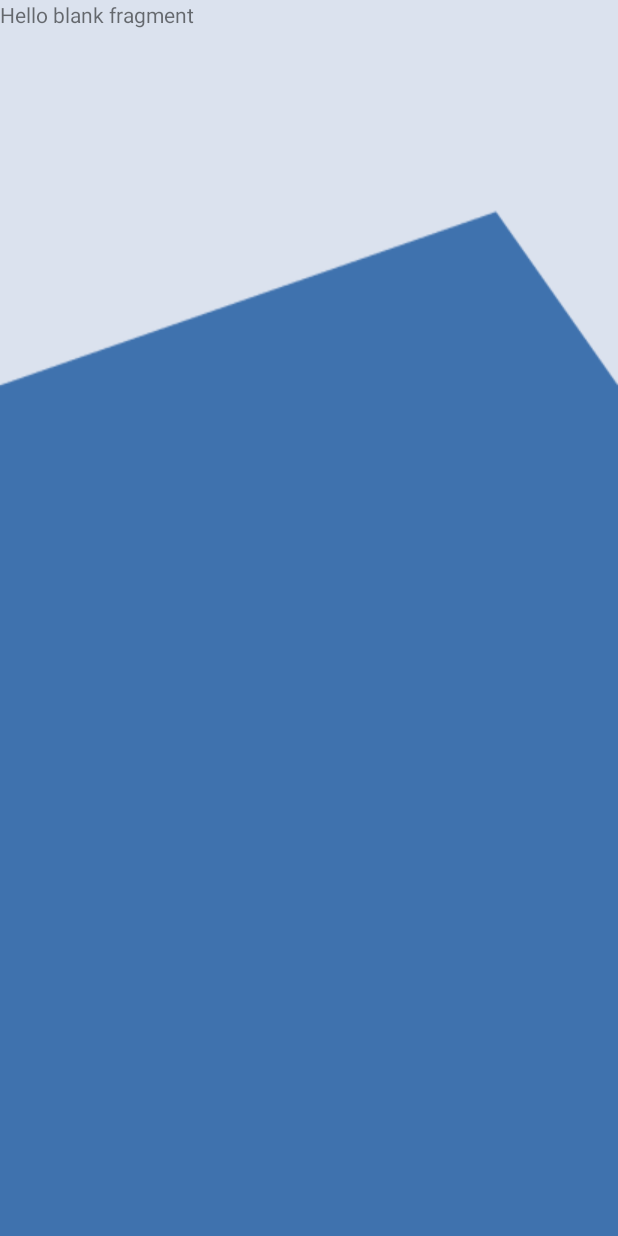
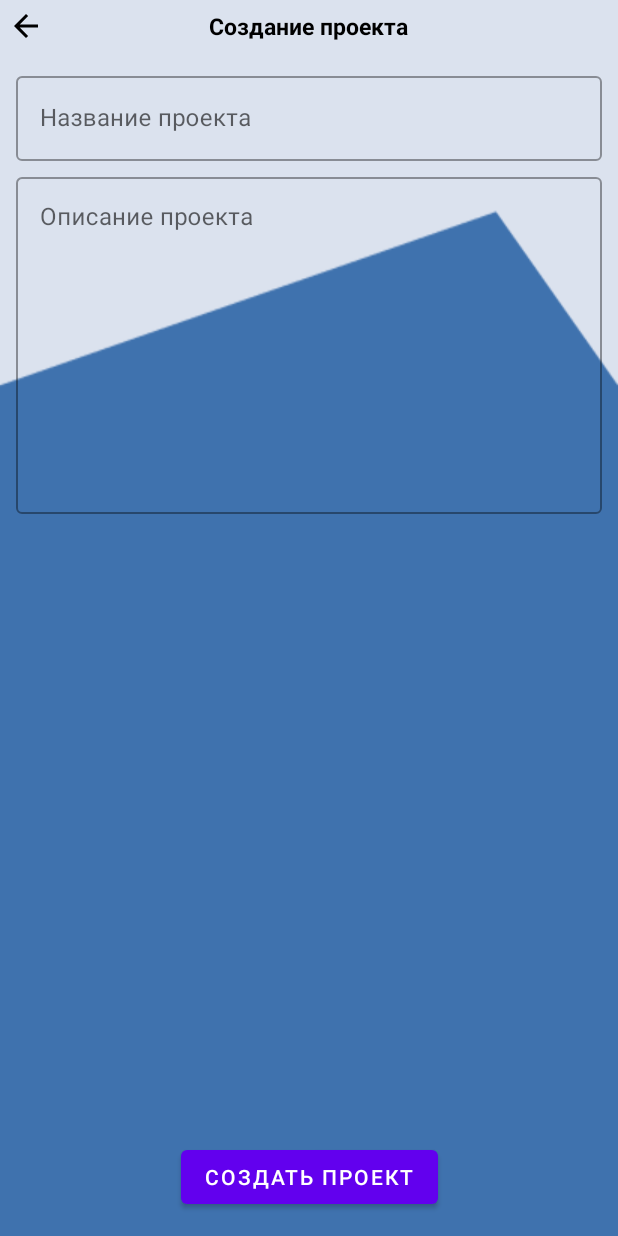
Before and after one commit to MaximT89/AH-Team, an Android app: the AddProjectFragment screen opened through its navigation route, on a phone screen of 412 x 824 dp. Run offline under Robolectric (Android 15) with nearby library versions, the phone set to English and light mode, and no system bars; our stand-ins replace Dagger/Hilt's generated code.

Commit message:
Create ui for AddProjectFragment.kt

```diff
--- a/app/src/main/java/com/ahinfo/ahteam/core/navigation/Destinations.kt
+++ b/app/src/main/java/com/ahinfo/ahteam/core/navigation/Destinations.kt
@@ -13,4 +13,6 @@ enum class Destinations(val id : Int) {
     LIST_PROJECTS_TO_ADD_PROJECT(R.id.action_listProjectsFragment_to_addProjectFragment),
 
     DETAIL_PROJECT_TO_ADD_TASK(R.id.action_detailProjectFragment_to_addTaskFragment),
+
+    ADD_PROJECT_TO_LIST_PROJECTS(R.id.action_addProjectFragment_to_listProjectsFragment)
 }
--- a/app/src/main/java/com/ahinfo/ahteam/ui/screens/parser/addProject/AddProjectFragment.kt
+++ b/app/src/main/java/com/ahinfo/ahteam/ui/screens/parser/addProject/AddProjectFragment.kt
@@ -2,6 +2,8 @@ package com.ahinfo.ahteam.ui.screens.parser.addProject
 
 import androidx.fragment.app.viewModels
 import com.ahinfo.ahteam.core.bases.BaseFragment
+import com.ahinfo.ahteam.core.navigation.Destinations
+import com.ahinfo.ahteam.data.parser.addProject.remote.dto.RequestAddProject
 import com.ahinfo.ahteam.databinding.FragmentAddProjectBinding
 import dagger.hilt.android.AndroidEntryPoint
 
@@ -10,12 +12,29 @@ class AddProjectFragment :
     BaseFragment<FragmentAddProjectBinding, AddProjectViewModel>(FragmentAddProjectBinding::inflate) {
     override val viewModel: AddProjectViewModel by viewModels()
 
-    override fun initView() {
-
+    override fun initView() = with(binding) {
+        btnCreateProject.setOnClickListener {
+            val request = RequestAddProject(
+                name = editNameProject.text.toString(),
+                description = editTextDescription.text.toString()
+            )
+            viewModel.addProject(request)
+        }
     }
 
     override fun initObservers() {
+        viewModel.addProjectState.observe(viewLifecycleOwner) { state ->
+            when (state) {
+                is AddProjectsState.Error -> {}
+                AddProjectsState.Loading -> {}
+                is AddProjectsState.NoInternet -> {}
+                is AddProjectsState.Success -> {
 
+                    // TODO: записать в бандл результат
+
+                    navigateTo(Destinations.ADD_PROJECT_TO_LIST_PROJECTS.id)
+                }
+            }
+        }
     }
-
 }
--- a/app/src/main/java/com/ahinfo/ahteam/ui/screens/parser/addProject/AddProjectViewModel.kt
+++ b/app/src/main/java/com/ahinfo/ahteam/ui/screens/parser/addProject/AddProjectViewModel.kt
@@ -1,9 +1,50 @@
 package com.ahinfo.ahteam.ui.screens.parser.addProject
 
+import androidx.lifecycle.LiveData
+import androidx.lifecycle.MutableLiveData
 import androidx.lifecycle.ViewModel
+import androidx.lifecycle.viewModelScope
+import com.ahinfo.ahteam.core.bases.BaseResult
+import com.ahinfo.ahteam.data.parser.addProject.remote.dto.RequestAddProject
+import com.ahinfo.ahteam.domain.parser.addProject.entity.AddProjectDomain
+import com.ahinfo.ahteam.domain.parser.addProject.useCases.AddProjectUseCase
+import com.ahinfo.ahteam.domain.parser.listProjects.entity.ListProjectsGetDomain
+import com.ahinfo.ahteam.ui.screens.parser.listProjects.ListProjectsState
 import dagger.hilt.android.lifecycle.HiltViewModel
+import kotlinx.coroutines.Dispatchers
+import kotlinx.coroutines.launch
 import javax.inject.Inject
 
 @HiltViewModel
-class AddProjectViewModel @Inject constructor() : ViewModel() {
+class AddProjectViewModel @Inject constructor(
+    private val useCase: AddProjectUseCase
+) : ViewModel() {
+
+    private var _addProjectState = MutableLiveData<AddProjectsState>()
+    val addProjectState: LiveData<AddProjectsState> = _addProjectState
+
+    fun addProject(addProjectRequest: RequestAddProject) {
+        _addProjectState.value = AddProjectsState.Loading
+        viewModelScope.launch(Dispatchers.IO) {
+            when (val result = useCase.addProject(addProjectRequest)) {
+                is BaseResult.Error -> {
+                    if (result.err.code != 0) _addProjectState.postValue(
+                        AddProjectsState.Error(
+                            result.err.message
+                        )
+                    )
+                    else _addProjectState.postValue(AddProjectsState.NoInternet(result.err.message))
+                }
+                is BaseResult.Success -> _addProjectState.postValue(AddProjectsState.Success(result.data))
+            }
+        }
+    }
 }
+
+sealed class AddProjectsState {
+
+    object Loading : AddProjectsState()
+    class Success(val data: AddProjectDomain) : AddProjectsState()
+    class Error(val messageError: String, val messageCode: Int? = null) : AddProjectsState()
+    class NoInternet(val messageNoInternet: String) : AddProjectsState()
+}
--- a/app/src/main/res/layout/fragment_add_project.xml
+++ b/app/src/main/res/layout/fragment_add_project.xml
@@ -1,14 +1,103 @@
 <?xml version="1.0" encoding="utf-8"?>
-<FrameLayout xmlns:android="http://schemas.android.com/apk/res/android"
+<androidx.constraintlayout.widget.ConstraintLayout xmlns:android="http://schemas.android.com/apk/res/android"
+    xmlns:app="http://schemas.android.com/apk/res-auto"
     xmlns:tools="http://schemas.android.com/tools"
     android:layout_width="match_parent"
     android:layout_height="match_parent"
     tools:context=".ui.screens.parser.addProject.AddProjectFragment">
 
-    <!-- TODO: Update blank fragment layout -->
-    <TextView
+    <RelativeLayout
+        android:id="@+id/toolbar"
         android:layout_width="match_parent"
-        android:layout_height="match_parent"
-        android:text="@string/hello_blank_fragment" />
+        android:layout_height="wrap_content"
+        android:background="@color/main_light"
+        android:padding="5dp"
+        app:layout_constraintTop_toTopOf="parent">
 
-</FrameLayout>
+        <TextView
+            android:id="@+id/title"
+            android:layout_width="wrap_content"
+            android:layout_height="wrap_content"
+            android:layout_centerInParent="true"
+            android:text="@string/add_project"
+            android:textColor="@color/black"
+            android:textSize="15sp"
+            android:textStyle="bold" />
+
+        <ImageView
+            android:id="@+id/arrow_back"
+            android:layout_width="wrap_content"
+            android:layout_height="wrap_content"
+            android:src="@drawable/ic_baseline_arrow_back_24" />
+    </RelativeLayout>
+
+    <ScrollView
+        android:layout_width="match_parent"
+        android:layout_height="0dp"
+        android:padding="5dp"
+        app:layout_constraintTop_toBottomOf="@+id/toolbar">
+
+        <RelativeLayout
+            android:id="@+id/rootLayout"
+            android:layout_width="match_parent"
+            android:layout_height="wrap_content"
+            android:padding="5dp">
+
+            <com.google.android.material.textfield.TextInputLayout
+                android:id="@+id/textInputLayoutRootName"
+                style="@style/Widget.MaterialComponents.TextInputLayout.OutlinedBox"
+                android:layout_width="match_parent"
+                android:layout_height="wrap_content"
+                android:hint="@string/create_name_project"
+                app:endIconMode="clear_text">
+
+                <com.google.android.material.textfield.TextInputEditText
+                    android:id="@+id/editNameProject"
+                    android:layout_width="match_parent"
+                    android:layout_height="wrap_content" />
+
+            </com.google.android.material.textfield.TextInputLayout>
+
+            <com.google.android.material.textfield.TextInputLayout
+                android:id="@+id/textInputLayoutRootDescription"
+                style="@style/Widget.MaterialComponents.TextInputLayout.OutlinedBox"
+                android:layout_width="match_parent"
+                android:layout_height="wrap_content"
+                android:layout_below="@+id/textInputLayoutRootName"
+                android:layout_marginTop="5dp"
+                android:hint="@string/create_description_project">
+
+                <com.google.android.material.textfield.TextInputEditText
+                    android:id="@+id/editTextDescription"
+                    android:layout_width="match_parent"
+                    android:layout_height="wrap_content"
+                    android:gravity="top"
+                    android:minLines="10" />
+
+            </com.google.android.material.textfield.TextInputLayout>
+
+            <TextView
+                android:id="@+id/current_date_text"
+                android:layout_width="wrap_content"
+                android:layout_height="wrap_content"
+                android:layout_below="@+id/textInputLayoutRootDescription"
+                android:layout_marginTop="5dp"
+                android:textStyle="bold"
+                tools:text="Дата создания: 04.07.2022г. 10:00" />
+
+        </RelativeLayout>
+    </ScrollView>
+
+    <Button
+        android:id="@+id/btn_create_project"
+        android:layout_width="wrap_content"
+        android:layout_height="wrap_content"
+        android:text="@string/btn_create_project"
+        app:layout_constraintEnd_toEndOf="parent"
+        app:layout_constraintHorizontal_bias="0.5"
+        app:layout_constraintBottom_toBottomOf="parent"
+        android:layout_marginBottom="15dp"
+        app:layout_constraintStart_toStartOf="parent" />
+
+
+</androidx.constraintlayout.widget.ConstraintLayout>
--- a/app/src/main/res/navigation/nav_graph.xml
+++ b/app/src/main/res/navigation/nav_graph.xml
@@ -40,7 +40,11 @@
         android:id="@+id/addProjectFragment"
         android:name="com.ahinfo.ahteam.ui.screens.parser.addProject.AddProjectFragment"
         android:label="fragment_add_project"
-        tools:layout="@layout/fragment_add_project" />
+        tools:layout="@layout/fragment_add_project" >
+        <action
+            android:id="@+id/action_addProjectFragment_to_listProjectsFragment"
+            app:destination="@id/listProjectsFragment" />
+    </fragment>
     <fragment
         android:id="@+id/addTaskFragment"
         android:name="com.ahinfo.ahteam.ui.screens.parser.addTaskProject.AddTaskFragment"
--- a/app/src/main/res/values/strings.xml
+++ b/app/src/main/res/values/strings.xml
@@ -5,4 +5,8 @@
     <string name="hello_authorization_fragment">Hello authorization fragment</string>
     <string name="splash_hello">Добро пожаловать</string>
     <string name="title_list_project">Список проектов</string>
+    <string name="add_project">Создание проекта</string>
+    <string name="create_name_project">Название проекта</string>
+    <string name="create_description_project">Описание проекта</string>
+    <string name="btn_create_project">Создать проект</string>
 </resources>
```
